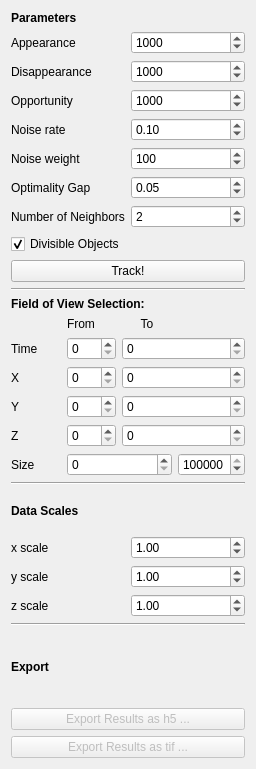
Qt form ilastik/applets/tracking/chaingraph/drawer.ui (ilastik/ilastik) before a commit.
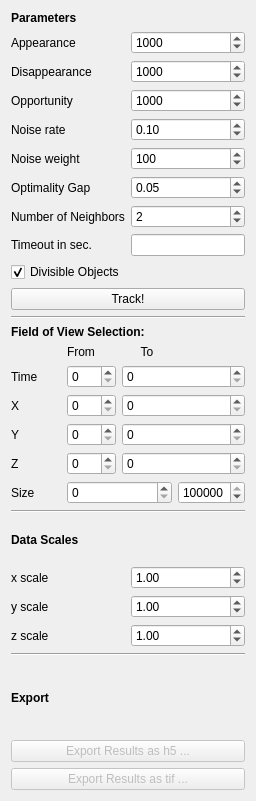
The same form after that commit.

Commit message: tracking: added cplex timeout option

```diff
--- a/ilastik/applets/tracking/chaingraph/drawer.ui
+++ b/ilastik/applets/tracking/chaingraph/drawer.ui
@@ -7,7 +7,7 @@
     <x>0</x>
     <y>0</y>
     <width>256</width>
-    <height>769</height>
+    <height>801</height>
    </rect>
   </property>
   <property name="sizePolicy">
@@ -49,6 +49,16 @@
      </item>
      <item>
       <layout class="QGridLayout" name="gridLayout_2">
+       <item row="7" column="0">
+        <widget class="QLabel" name="label_20">
+         <property name="toolTip">
+          <string>&lt;html&gt;&lt;head/&gt;&lt;body&gt;&lt;p&gt;Timeout in seconds for the optimization. Leave empty for not specifying a timeout (then, the best solution will be found no matter how long it takes).&lt;/p&gt;&lt;/body&gt;&lt;/html&gt;</string>
+         </property>
+         <property name="text">
+          <string>Timeout in sec.</string>
+         </property>
+        </widget>
+       </item>
        <item row="3" column="1">
         <widget class="QDoubleSpinBox" name="noiseRateSpinBox">
          <property name="minimum">
@@ -65,6 +75,9 @@
          </property>
         </widget>
        </item>
+       <item row="7" column="1">
+        <widget class="QLineEdit" name="timeoutBox"/>
+       </item>
        <item row="0" column="1">
         <widget class="QSpinBox" name="appSpinBox">
          <property name="maximum">
```
Left out of the diff: 21 changed lines with no effect on the pictures. The commit also changes 2 other files.
